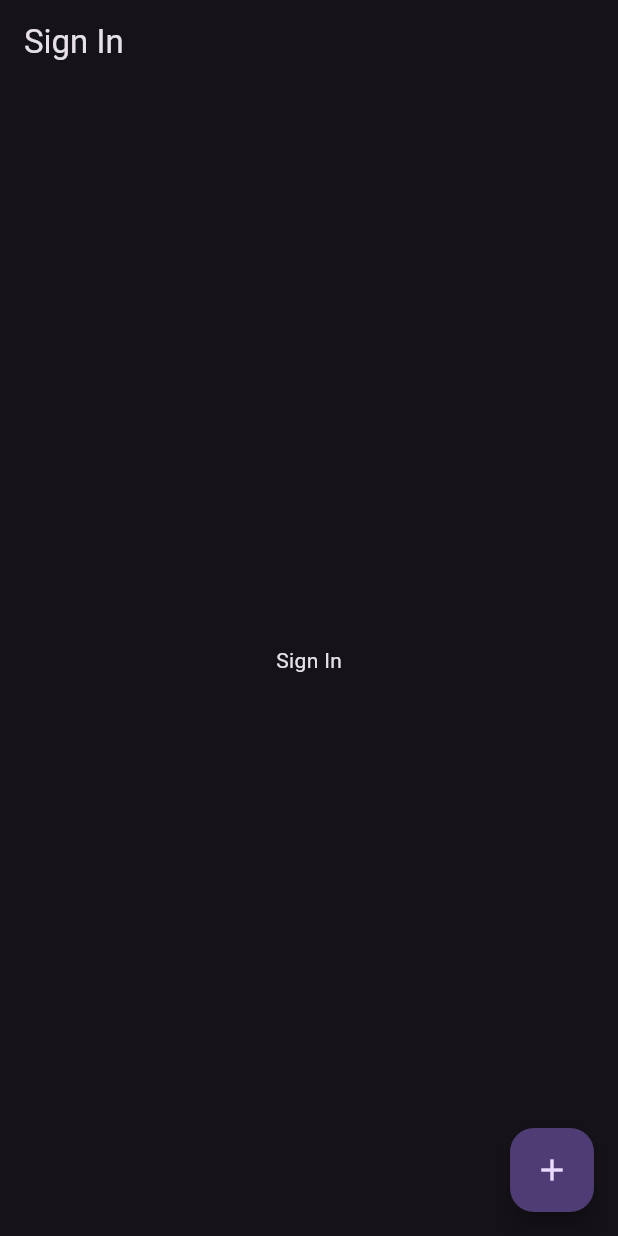
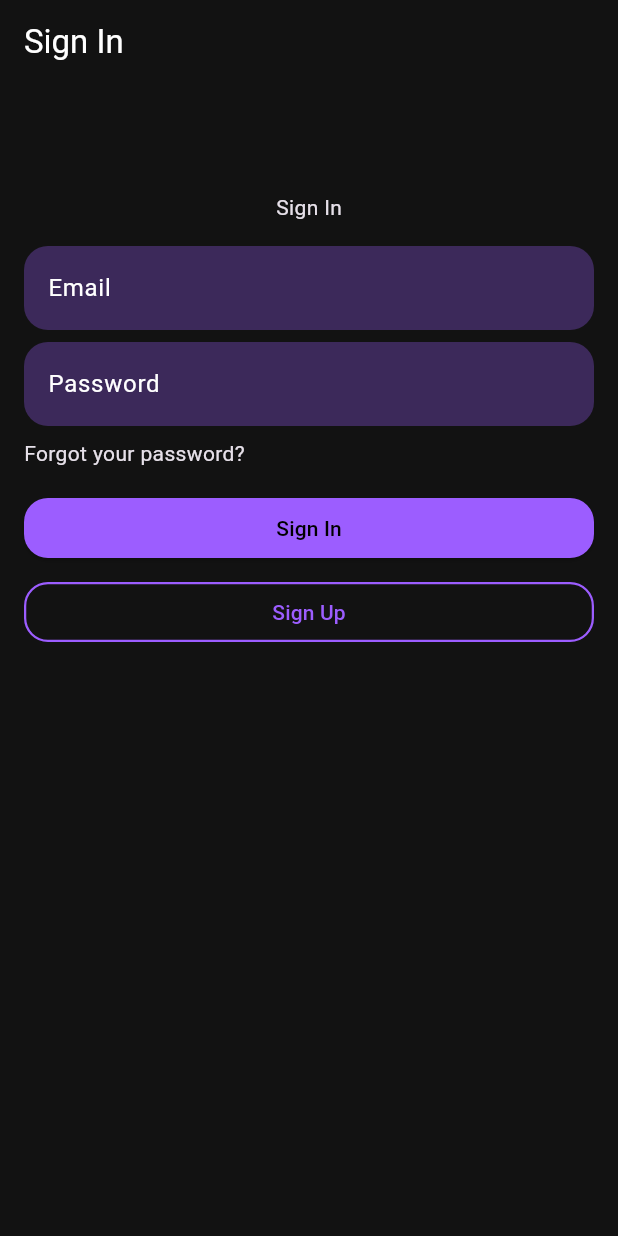
Before and after one commit to Piory/Gynx, a Flutter app: the screen it shows after launch, on a phone screen of 412 x 824 dp. Run offline on Flutter 3.47's test engine with Material 3 defaults, Android fonts, the phone set to English and light mode, and no system bars; our stand-ins replace flutter_clean_architecture, freezed_annotation, get_it, google_fonts, injectable.

Commit message:
SignInPage を一旦作成

```diff
--- a/apps/gynx_app/lib/main.dart
+++ b/apps/gynx_app/lib/main.dart
@@ -12,16 +12,67 @@ class MyApp extends StatelessWidget {
 
   @override
   Widget build(BuildContext context) {
-    final colorScheme = ColorScheme.fromSeed(
-      seedColor: const Color(0xFF9C6EF1),
-      brightness: Brightness.dark,
+    const colorScheme = ColorScheme.highContrastDark(
+      primary: Color(0xFF9C5DFF),
+    );
+    final textTheme = GoogleFonts.robotoTextTheme(
+      ThemeData.dark().textTheme,
     );
     return MaterialApp(
       title: 'Gynx',
       theme: ThemeData(
         colorScheme: colorScheme,
-        textTheme: GoogleFonts.robotoTextTheme(
-          ThemeData.dark().textTheme,
+        splashColor: Colors.transparent,
+        splashFactory: NoSplash.splashFactory,
+        highlightColor: Colors.transparent,
+        textTheme: textTheme,
+        inputDecorationTheme: InputDecorationTheme(
+          border: OutlineInputBorder(
+            borderRadius: BorderRadius.circular(16),
+          ),
+          disabledBorder: OutlineInputBorder(
+            borderRadius: BorderRadius.circular(16),
+            borderSide: const BorderSide(
+              color: Colors.transparent,
+            ),
+          ),
+          enabledBorder: OutlineInputBorder(
+            borderRadius: BorderRadius.circular(16),
+            borderSide: const BorderSide(
+              color: Colors.transparent,
+            ),
+          ),
+          filled: true,
+          fillColor: colorScheme.primary.withOpacity(0.3),
+        ),
+        floatingActionButtonTheme: FloatingActionButtonThemeData(
+          backgroundColor: colorScheme.primary,
+          foregroundColor: colorScheme.onPrimary,
+        ),
+        elevatedButtonTheme: ElevatedButtonThemeData(
+          style: ElevatedButton.styleFrom(
+            backgroundColor: colorScheme.primary,
+            foregroundColor: colorScheme.onPrimary,
+            shape: RoundedRectangleBorder(
+              borderRadius: BorderRadius.circular(16),
+            ),
+          ),
+        ),
+        outlinedButtonTheme: OutlinedButtonThemeData(
+          style: OutlinedButton.styleFrom(
+            backgroundColor: Colors.transparent,
+            foregroundColor: colorScheme.primary,
+            side: BorderSide(
+              width: 1.5,
+              color: colorScheme.primary,
+            ),
+            shape: RoundedRectangleBorder(
+              borderRadius: BorderRadius.circular(16),
+            ),
+          ),
+        ),
+        textButtonTheme: TextButtonThemeData(
+          style: TextButton.styleFrom(),
         ),
       ),
       home: const SignInView(),
--- a/packages/gynx_core/lib/src/interface/views/sign_in_view.dart
+++ b/packages/gynx_core/lib/src/interface/views/sign_in_view.dart
@@ -21,19 +21,55 @@ class _SignInViewState extends CleanViewState<SignInView, AuthController> {
   @override
   Widget get view => Scaffold(
         key: globalKey,
-        floatingActionButton: ControlledWidgetBuilder<AuthController>(
+        appBar: AppBar(
+          title: const Text('Sign In'),
+        ),
+        body: ControlledWidgetBuilder<AuthController>(
           builder: (context, controller) {
-            return FloatingActionButton(
-              onPressed: () => controller.signIn('email', 'password'),
-              child: const Icon(Icons.add),
+            return Padding(
+              padding: const EdgeInsets.symmetric(
+                horizontal: 16,
+                vertical: 8,
+              ),
+              child: Column(
+                children: [
+                  const SizedBox(height: 64),
+                  const Text('Sign In'),
+                  const SizedBox(height: 16),
+                  const TextField(
+                    decoration: InputDecoration(labelText: 'Email'),
+                  ),
+                  const SizedBox(height: 8),
+                  const TextField(
+                    decoration: InputDecoration(labelText: 'Password'),
+                  ),
+                  const SizedBox(height: 8),
+                  const InkWell(
+                    child: SizedBox(
+                      width: double.infinity,
+                      child: Text('Forgot your password?'),
+                    ),
+                  ),
+                  const SizedBox(height: 16),
+                  SizedBox(
+                    width: double.infinity,
+                    child: ElevatedButton(
+                      onPressed: () => controller.signIn('email', 'password'),
+                      child: const Text('Sign In'),
+                    ),
+                  ),
+                  const SizedBox(height: 8),
+                  SizedBox(
+                    width: double.infinity,
+                    child: OutlinedButton(
+                      onPressed: () => {},
+                      child: const Text('Sign Up'),
+                    ),
+                  ),
+                ],
+              ),
             );
           },
         ),
-        appBar: AppBar(
-          title: const Text('Sign In'),
-        ),
-        body: const Center(
-          child: Text('Sign In'),
-        ),
       );
 }
```
